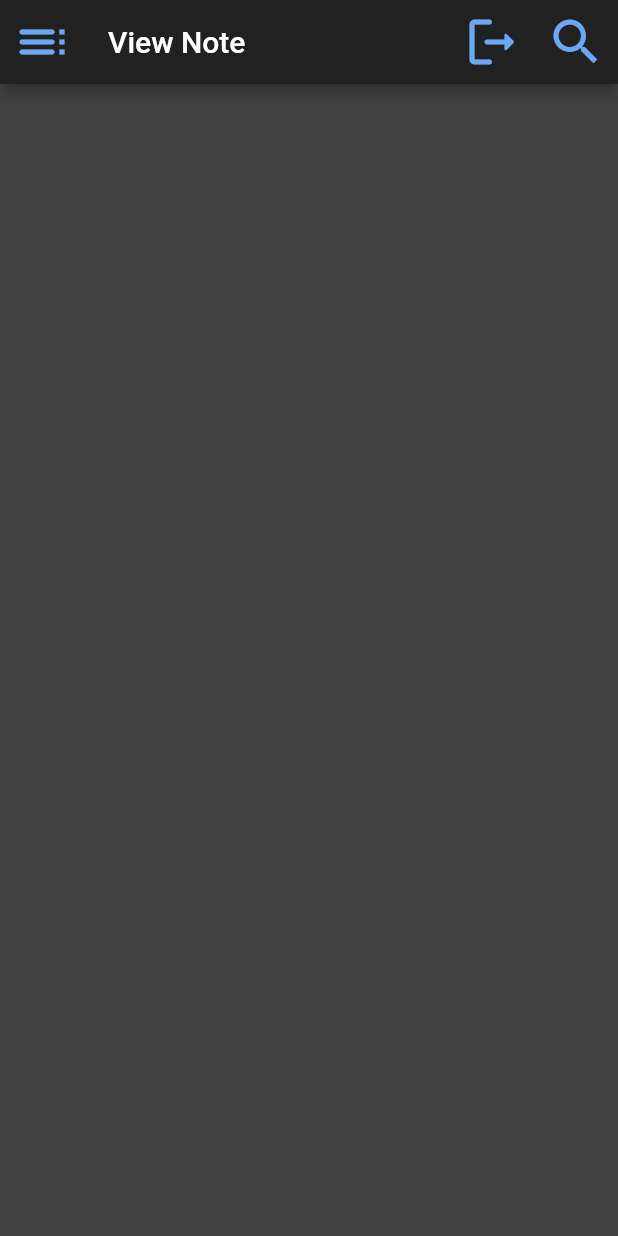
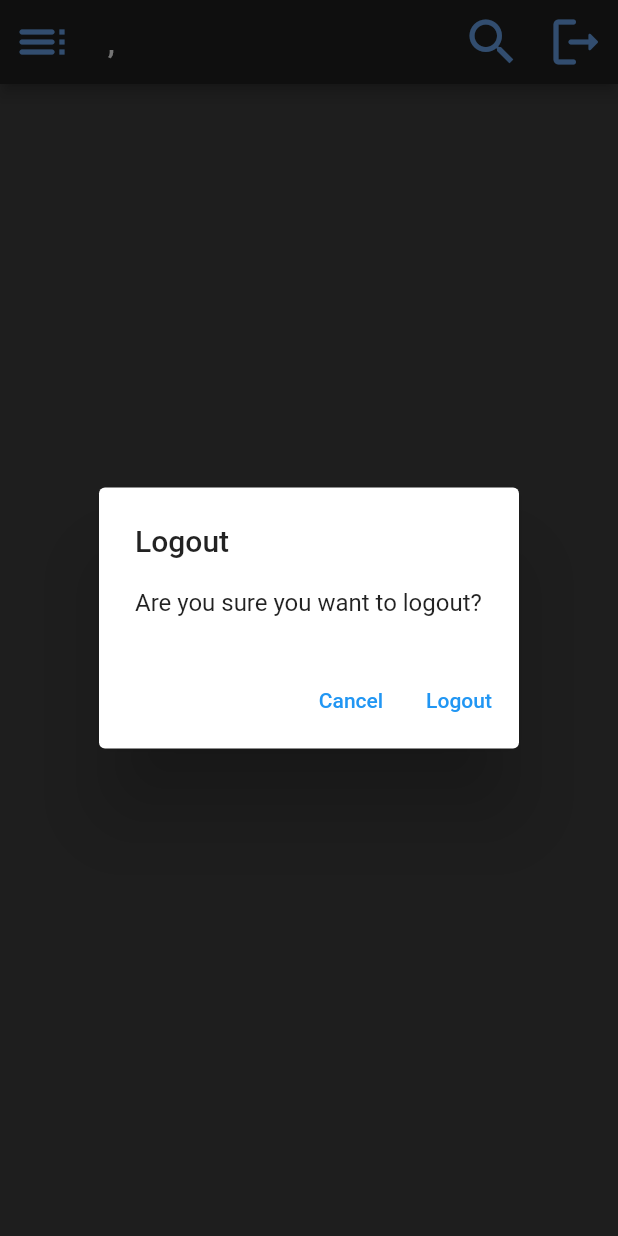
Before and after one commit to scastaneda566/flutterproject, a Flutter app: the noteView screen opened directly, after a tap on the "logout" icon, on a phone screen of 412 x 824 dp. Run offline on Flutter 3.47's test engine with Material 2 defaults, Android fonts, the phone set to English and light mode, and no system bars; our stand-ins replace shared_preferences; accounts and stored records are empty; network calls fail.

Commit message:
login api works, logout works with alertdialog, username displayed in appbar

```diff
--- a/lib/loginData.dart
+++ b/lib/loginData.dart
@@ -6,8 +6,9 @@ class loginData {
   {
     String ret = "";
 
+    final uri = Uri.parse(url);
     try {
-      http.Response response = await http.post(url, body: );
+      http.Response response = await http.get(uri);
 
       ret = response.body;
     }
--- a/lib/noteView.dart
+++ b/lib/noteView.dart
@@ -13,22 +13,51 @@ class noteView extends StatefulWidget {
 class _NoteViewState extends State<noteView> {
   final GlobalKey<ScaffoldState> _drawerscaffoldkey =
   new GlobalKey<ScaffoldState>();
+  String tempFirst = GlobalData.firstName;
+  String tempLast = GlobalData.lastName;
 
-/* Not sure about this yet.
-  signOut() async {
-    SharedPreferences prefs = await SharedPreferences.getInstance();
-    prefs.setBool('loggedin', false);
-    Navigator.pushReplacement(
-        context, MaterialPageRoute(builder: (context) => loginScreen()));
+  @override
+
+  void _logout(BuildContext context) {
+    showDialog(
+      context: context,
+      builder: (BuildContext ctx) {
+        return AlertDialog(
+          title: const Text("Logout"),
+          content: const Text("Are you sure you want to logout?"),
+          actions: [
+            TextButton(
+              onPressed: () {
+                Navigator.of(context).pop();
+              },
+              child: Text("Cancel"),
+            ),
+            TextButton(
+              onPressed: () {
+                GlobalData.userId = '';
+                GlobalData.firstName = '';
+                GlobalData.lastName = '';
+                GlobalData.email = '';
+                GlobalData.password = '';
+                Navigator.push(
+                    context,
+                    MaterialPageRoute(builder: (context) => loginScreen())
+                );
+              },
+              child: Text("Logout"),
+            ),
+          ],
+        );
+      }
+    );
   }
-*/
-  @override
+
   Widget build(BuildContext context) {
     return Scaffold(
         appBar: AppBar(
           iconTheme:
           IconThemeData(color: Color(0xFF6CA8F1), opacity: 1, size: 40),
-          title: Text('View Note', style: TextStyle(color: Colors.white)),
+          title: Text('$tempLast, $tempFirst', style: TextStyle(color: Colors.white)),
           backgroundColor: Color(0xFF212121),
           leading: IconButton(
             icon: Icon(Icons.toc_rounded),
@@ -42,16 +71,17 @@ class _NoteViewState extends State<noteView> {
           ),
           actions: [
             IconButton(
+              icon: Icon(Icons.search),
+              onPressed: () {
+                //open search box
+                //
+              }
+            ),
+            IconButton(
                 icon: Icon(Icons.logout_rounded),
-                onPressed: () {
-                  //signOut();
-                }),
-            IconButton(
-                icon: Icon(Icons.search),
-                onPressed: () {
-                  //open search box
-                  //
-                }),
+                onPressed: () => _logout(context),
+            ),
+
           ],
         ),
         body: Scaffold(
```
Also changed, not shown: lib/loginScreen.dart (+64 -1 lines).
